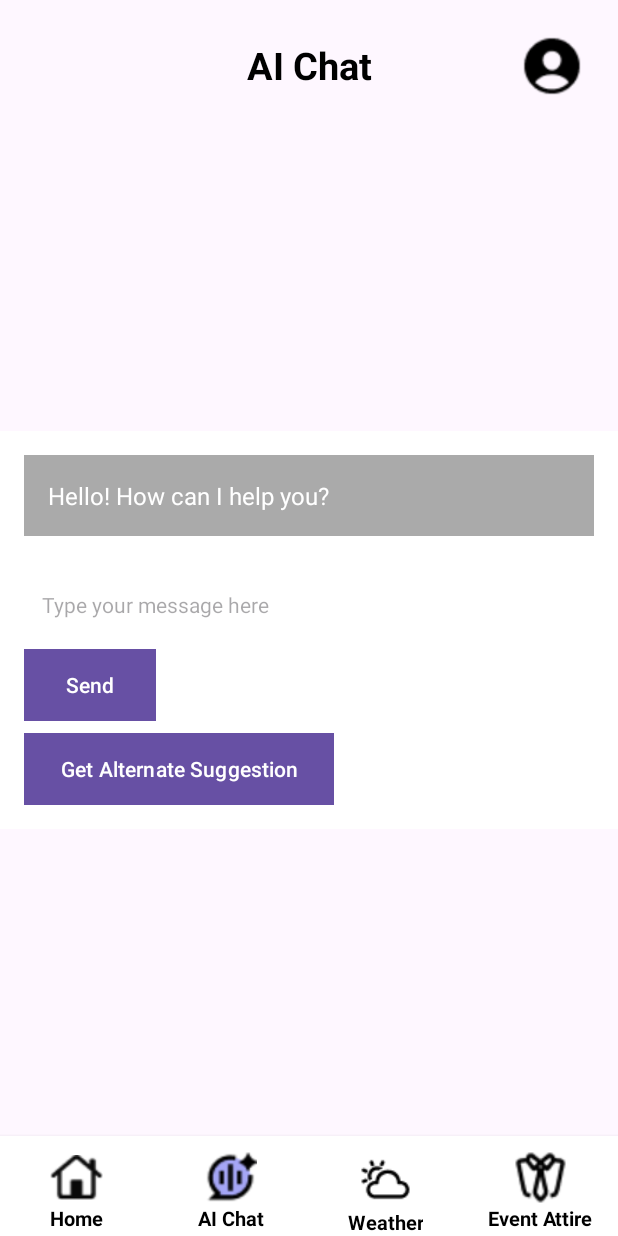
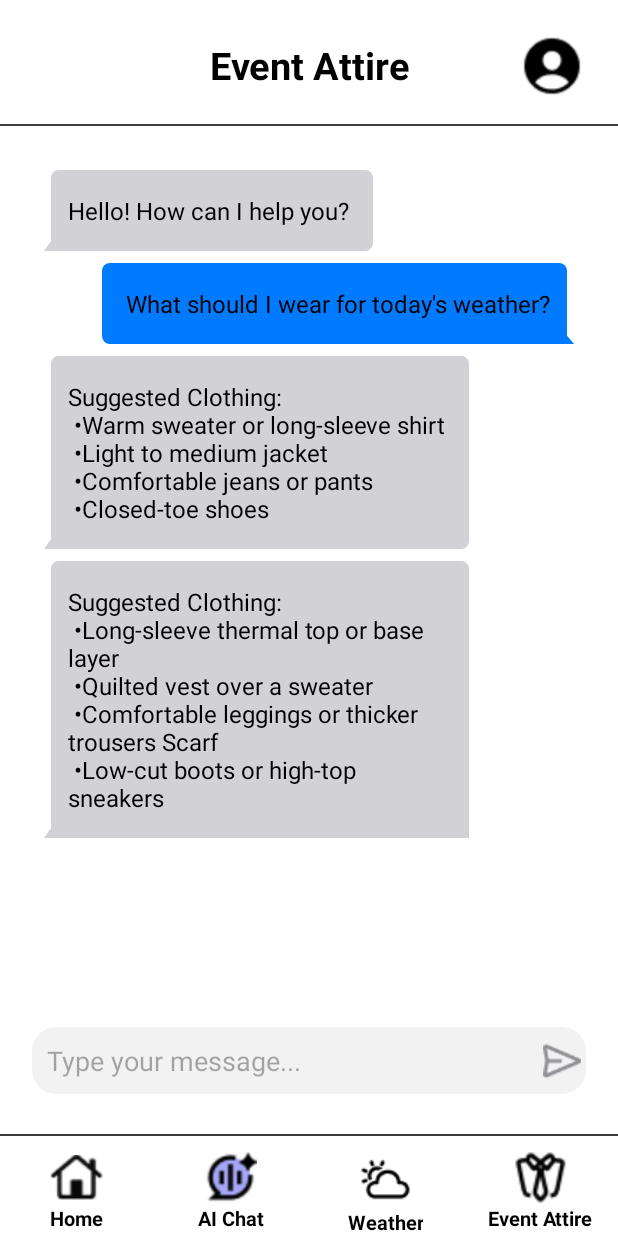
Before and after one commit to Ariiees/Dress-Prepare, an Android app: the layout chat.xml on its own in the app's theme, with its tools: preview values and no code run, on a phone screen of 412 x 824 dp. Run offline under Robolectric (Android 15) with nearby library versions, the phone set to English and light mode, and no system bars.

Commit message:
AI Chat (no regenerate button now)

```diff
--- /dev/null
+++ b/app/src/main/res/drawable/bubble_left_tail.xml
@@ -0,0 +1,20 @@
+<?xml version="1.0" encoding="utf-8"?>
+<layer-list xmlns:android="http://schemas.android.com/apk/res/android">
+    <item android:right="20dp">
+        <rotate
+            android:fromDegrees="35"
+            android:pivotX="0%"
+            android:pivotY="100%"
+            android:toDegrees="0">
+            <shape android:shape="rectangle">
+                <solid android:color="#D1D1D6" />
+            </shape>
+        </rotate>
+    </item>
+    <item android:left="5dp">
+        <shape android:shape="rectangle">
+            <solid android:color="#D1D1D6" />
+            <corners android:radius="5dp" />
+        </shape>
+    </item>
+</layer-list>
--- /dev/null
+++ b/app/src/main/res/drawable/bubble_right_tail.xml
@@ -0,0 +1,20 @@
+<?xml version="1.0" encoding="utf-8"?>
+<layer-list xmlns:android="http://schemas.android.com/apk/res/android">
+    <item android:left="20dp">
+        <rotate
+            android:fromDegrees="-40"
+            android:pivotX="100%"
+            android:pivotY="100%"
+            android:toDegrees="0">
+            <shape android:shape="rectangle">
+                <solid android:color="#007AFF" />
+            </shape>
+        </rotate>
+    </item>
+    <item android:right="5dp">
+        <shape android:shape="rectangle">
+            <solid android:color="#007AFF" />
+            <corners android:radius="5dp" />
+        </shape>
+    </item>
+</layer-list>
--- a/app/src/main/res/layout/chat.xml
+++ b/app/src/main/res/layout/chat.xml
@@ -1,82 +1,19 @@
-<androidx.constraintlayout.widget.ConstraintLayout
-    xmlns:android="http://schemas.android.com/apk/res/android"
+<?xml version="1.0" encoding="utf-8"?>
+<LinearLayout xmlns:android="http://schemas.android.com/apk/res/android"
     xmlns:app="http://schemas.android.com/apk/res-auto"
     xmlns:tools="http://schemas.android.com/tools"
-    android:id="@+id/main"
     android:layout_width="match_parent"
     android:layout_height="match_parent"
-    tools:context=".MainActivity">
-
-    <!-- Example Content -->
-    <LinearLayout
-        android:id="@+id/middleLinearLayout"
-        android:layout_width="match_parent"
-        android:layout_height="wrap_content"
-        android:orientation="vertical"
-        android:padding="16dp"
-        android:background="#FFFFFF"
-        app:layout_constraintTop_toBottomOf="@id/topBar"
-        app:layout_constraintBottom_toTopOf="@id/bottomBar"
-        app:layout_constraintStart_toStartOf="parent"
-        app:layout_constraintEnd_toEndOf="parent">
-
-        <!-- Chatbot Response TextView -->
-        <TextView
-            android:id="@+id/chatBotResponse"
-            android:layout_width="match_parent"
-            android:layout_height="wrap_content"
-            android:background="@android:color/darker_gray"
-            android:padding="16dp"
-            android:textColor="@android:color/white"
-            android:text="Hello! How can I help you?"
-            android:layout_marginBottom="16dp"
-            android:textSize="16sp" />
-
-        <!-- User Input EditText -->
-        <EditText
-            android:id="@+id/userInput"
-            android:layout_width="match_parent"
-            android:layout_height="wrap_content"
-            android:hint="Type your message here"
-            android:padding="12dp"
-            android:background="@android:color/white"
-            android:layout_marginBottom="8dp"
-            android:textSize="14sp"
-            android:layout_marginTop="8dp" />
-
-        <!-- Send Button -->
-        <Button
-            android:id="@+id/sendButton"
-            android:contentDescription="Button: Send"
-            android:layout_width="wrap_content"
-            android:layout_height="wrap_content"
-            android:layout_marginBottom="8dp"
-            android:text="Send"
-            android:background="#2196F3"
-            android:textColor="#FFFFFF" />
-
-        <!-- Alternate Suggestion Button -->
-        <Button
-            android:id="@+id/alternateSuggestionButton"
-            android:contentDescription="Button: get alternate suggestion"
-            android:layout_width="wrap_content"
-            android:layout_height="wrap_content"
-            android:background="#FFC107"
-            android:text="Get Alternate Suggestion"
-            android:textColor="#FFFFFF" />
-    </LinearLayout>
+    android:orientation="vertical"
+    android:background="@color/white">
 
     <!-- Top App Bar -->
     <androidx.constraintlayout.widget.ConstraintLayout
-        android:id="@+id/topBar"
         android:layout_width="match_parent"
         android:layout_height="wrap_content"
+        android:orientation="horizontal"
         android:gravity="center_vertical"
-        android:orientation="horizontal"
-        android:padding="16dp"
-        app:layout_constraintEnd_toEndOf="parent"
-        app:layout_constraintStart_toStartOf="parent"
-        app:layout_constraintTop_toTopOf="parent">
+        android:padding="16dp">
 
         <!-- Title -->
         <TextView
@@ -86,10 +23,11 @@
             android:layout_marginTop="10dp"
             android:layout_weight="1"
             android:gravity="center"
-            android:text="AI Chat"
+            android:text="Event Attire"
             android:textColor="@color/black"
             android:textSize="25sp"
             android:textStyle="bold"
+            android:contentDescription="Event Attire"
             app:layout_constraintEnd_toEndOf="parent"
             app:layout_constraintStart_toStartOf="parent"
             app:layout_constraintTop_toTopOf="parent" />
@@ -108,18 +46,161 @@
             app:layout_constraintTop_toTopOf="parent" />
     </androidx.constraintlayout.widget.ConstraintLayout>
 
+    <!-- Divider -->
+    <View
+        android:layout_width="match_parent"
+        android:layout_height="1dp"
+        android:background="@color/light_gray" />
+
+
+    <!-- Content Area -->
+    <androidx.constraintlayout.widget.ConstraintLayout
+        android:layout_width="match_parent"
+        android:layout_height="800dp"
+        android:layout_weight="1"
+        android:orientation="vertical"
+        android:padding="13dp">
+
+        <!-- Chat Area -->
+        <ScrollView
+            android:id="@+id/chatScrollView"
+            android:layout_width="match_parent"
+            android:layout_height="0dp"
+            android:layout_above="@+id/inputContainer"
+            android:layout_alignParentTop="true"
+            android:padding="16dp"
+            app:layout_constraintBottom_toTopOf="@+id/inputContainer"
+            app:layout_constraintEnd_toEndOf="parent"
+            app:layout_constraintStart_toStartOf="parent"
+            app:layout_constraintTop_toTopOf="parent">
+
+            <!-- Container for Chat Messages -->
+            <LinearLayout
+                android:id="@+id/chatContainer"
+                android:layout_width="match_parent"
+                android:layout_height="wrap_content"
+                android:orientation="vertical">
+
+                <!-- Begin -->
+                <TextView
+                    android:id="@+id/chatbegin"
+                    android:layout_width="wrap_content"
+                    android:layout_height="wrap_content"
+                    android:background="@drawable/bubble_left_tail"
+                    android:text="Hello! How can I help you?"
+                    android:textColor="#000000"
+                    android:textSize="16sp"
+                    android:padding="16dp"
+                    android:layout_marginBottom="8dp" />
+
+                <TextView
+                    android:id="@+id/chatask"
+                    android:layout_width="wrap_content"
+                    android:layout_height="wrap_content"
+                    android:layout_marginBottom="8dp"
+                    android:background="@drawable/bubble_right_tail"
+                    android:padding="16dp"
+                    android:layout_gravity="end"
+                    android:text="What should I wear for today's weather?"
+                    android:textColor="#000000"
+                    android:textSize="16sp"
+                    android:visibility="visible"/>
+
+                <TextView
+                    android:id="@+id/chatanswer1"
+                    android:layout_width="wrap_content"
+                    android:layout_height="wrap_content"
+                    android:layout_marginBottom="8dp"
+                    android:background="@drawable/bubble_left_tail"
+                    android:padding="16dp"
+                    android:text="Suggested Clothing:\n
+•Warm sweater or long-sleeve shirt\n
+•Light to medium jacket\n
+•Comfortable jeans or pants\n
+•Closed-toe shoes"
+                    android:textColor="#000000"
+                    android:textSize="16sp"
+                    android:visibility="visible"/>
+
+                <TextView
+                    android:id="@+id/chatanswer2"
+                    android:layout_width="283dp"
+                    android:layout_height="wrap_content"
+                    android:layout_marginBottom="8dp"
+                    android:background="@drawable/bubble_left_tail"
+                    android:padding="16dp"
+                    android:text="Suggested Clothing:\n
+•Long-sleeve thermal top or base layer\n
+•Quilted vest over a sweater\n
+•Comfortable leggings or thicker trousers Scarf\n
+•Low-cut boots or high-top sneakers "
+                    android:textColor="#000000"
+                    android:textSize="16sp"
+                    android:visibility="visible" />
+            </LinearLayout>
+        </ScrollView>
+
+
+
+        <!-- Input Container -->
+        <androidx.constraintlayout.widget.ConstraintLayout
+            android:id="@+id/inputContainer"
+            android:layout_width="match_parent"
+            android:layout_height="wrap_content"
+            android:layout_alignParentBottom="true"
+            android:elevation="4dp"
+            android:orientation="horizontal"
+            android:padding="8dp"
+            app:layout_constraintBottom_toBottomOf="parent"
+            tools:layout_editor_absoluteX="-3dp">
+
+
+
+            <!-- Input Field -->
+            <EditText
+                android:id="@+id/inputField"
+                android:layout_width="match_parent"
+                android:layout_height="wrap_content"
+                android:layout_marginTop="5dp"
+                android:layout_marginBottom="5dp"
+                android:layout_weight="1"
+                android:background="@drawable/rounded_edittext"
+                android:hint="Type your message..."
+                android:padding="10dp"
+                app:layout_constraintBottom_toBottomOf="parent"
+                app:layout_constraintStart_toStartOf="parent"
+                app:layout_constraintTop_toTopOf="parent" />
+
+            <!-- Send Button -->
+            <ImageButton
+                android:id="@+id/sendButton"
+                android:layout_width="wrap_content"
+                android:layout_height="wrap_content"
+                android:layout_marginEnd="3dp"
+                android:background="?attr/selectableItemBackgroundBorderless"
+                android:contentDescription="Send"
+                android:src="@drawable/chat_icon_send"
+                app:layout_constraintBottom_toBottomOf="parent"
+                app:layout_constraintEnd_toEndOf="parent"
+                app:layout_constraintTop_toTopOf="parent" />
+        </androidx.constraintlayout.widget.ConstraintLayout>
+
+
+    </androidx.constraintlayout.widget.ConstraintLayout>
+
+    <View
+        android:layout_width="match_parent"
+        android:layout_height="1dp"
+        android:background="@color/light_gray" />
+
     <!-- Bottom Navigation Bar -->
     <LinearLayout
-        android:id="@+id/bottomBar"
-        android:layout_width="0dp"
+        android:layout_width="match_parent"
         android:layout_height="wrap_content"
         android:background="@color/white"
         android:elevation="4dp"
         android:orientation="horizontal"
-        android:paddingTop="10dp"
-        app:layout_constraintBottom_toBottomOf="parent"
-        app:layout_constraintStart_toStartOf="parent"
-        app:layout_constraintEnd_toEndOf="parent">
+        android:paddingTop="10dp">
 
         <!-- Home Button -->
         <LinearLayout
@@ -168,7 +249,7 @@
                 android:text="AI Chat"
                 android:textColor="@color/black"
                 android:textSize="13sp"
-                android:textStyle="bold" />
+                android:textStyle="bold"/>
         </LinearLayout>
 
         <!-- Weather Button -->
@@ -193,7 +274,7 @@
                 android:text="Weather"
                 android:textColor="@color/black"
                 android:textSize="13sp"
-                android:textStyle="bold" />
+                android:textStyle="bold"/>
         </LinearLayout>
 
         <!-- Event Attire Button -->
@@ -218,8 +299,7 @@
                 android:text="Event Attire"
                 android:textColor="@color/black"
                 android:textSize="13sp"
-                android:textStyle="bold" />
+                android:textStyle="bold"/>
         </LinearLayout>
     </LinearLayout>
-
-</androidx.constraintlayout.widget.ConstraintLayout>
+</LinearLayout>
```
Also changed, not shown: app/src/main/res/drawable/chat_icon_send.png, app/src/main/res/drawable/chat_redo.png (added), app/src/main/res/drawable/chat_visualize.png (added).
